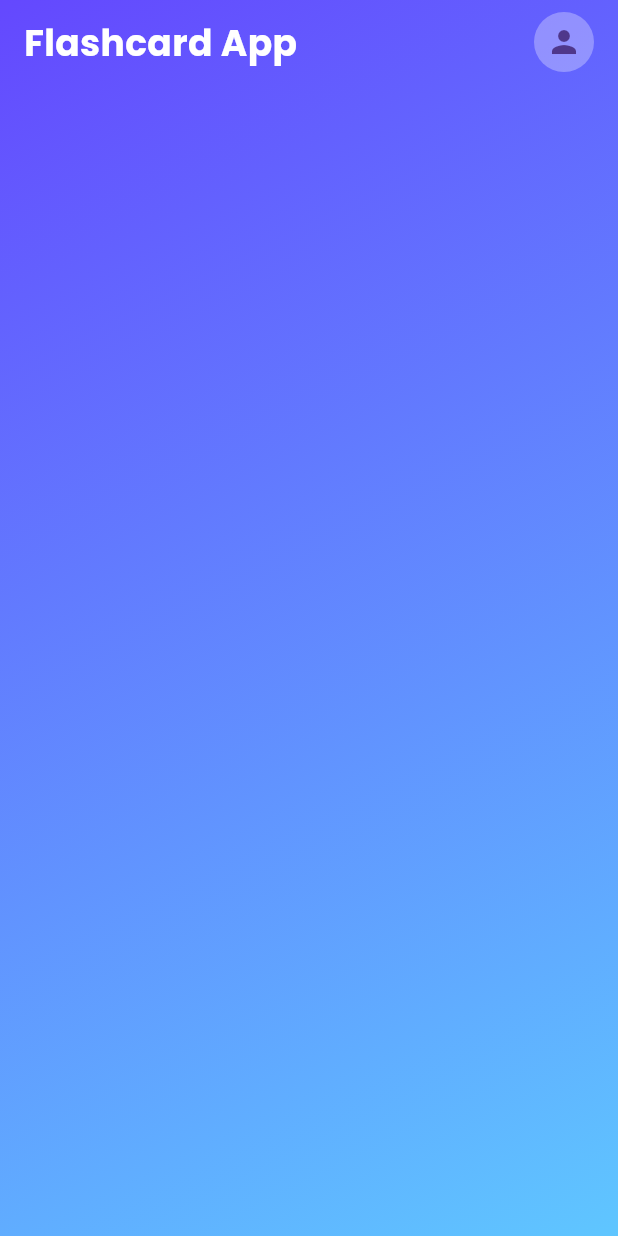
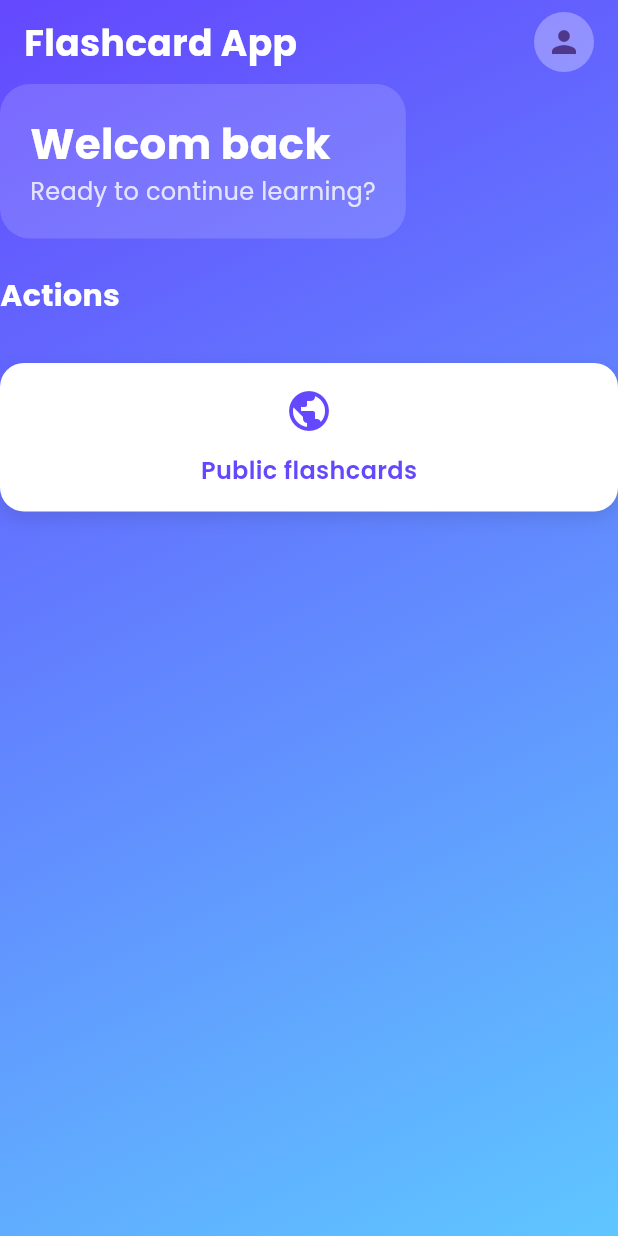
Before and after one commit to KhalilHen/flash-card, a Flutter app: the screen it shows after launch, on a phone screen of 412 x 824 dp. Run offline on Flutter 3.47's test engine with Material 3 defaults, Android fonts, the phone set to English and light mode, and no system bars; our stand-ins replace google_fonts, supabase, supabase_flutter; accounts and stored records are empty.

Commit message:
Added welcome container,  and action item

```diff
--- a/lib/pages/homepage.dart
+++ b/lib/pages/homepage.dart
@@ -18,7 +18,7 @@ class _HomepageState extends State<HomePage> {
        decoration: BoxDecoration(
         gradient: LinearGradient(begin: Alignment.topLeft,  end: Alignment.bottomRight, colors: [
 
-           Color(0xFF6448FE),
+            Color(0xFF6448FE),
               Color(0xFF5FC6FF),
         ])
        ),
@@ -28,6 +28,21 @@ class _HomepageState extends State<HomePage> {
       child: Column(
         children: [
           customAppBar(),
+          // SizedBox(height: 24,),
+          Expanded(
+          child: SingleChildScrollView(
+
+            child: Column(
+              crossAxisAlignment: CrossAxisAlignment.start,
+              children: [
+                welcomeContainer(),
+                SizedBox(height: 24,),
+                actionsContainer(context),
+
+              ],
+
+            ),
+          ),)
         ],
       )
 
@@ -46,6 +61,8 @@ class _HomepageState extends State<HomePage> {
         children: [
           Text("Flashcard App", style: GoogleFonts.poppins(fontSize: 24, fontWeight: FontWeight.bold, color: Colors.white)),
 
+    // TODO Add here a iconbutton to change the   theme style.
+      // IconButton(onPressed: () {}, icon: Icon(Icons.circle_)),
           CircleAvatar(
                 backgroundColor: Colors.white.withAlpha(77),
 
@@ -56,4 +73,88 @@ class _HomepageState extends State<HomePage> {
       ),
     );
   }
+
+  Widget welcomeContainer() {
+
+     return Container(
+      padding: EdgeInsets.all(20),
+      decoration: BoxDecoration(
+        color: Colors.white.withAlpha(38),
+        borderRadius: BorderRadius.circular(20),
+      ),
+      child: Column(
+        crossAxisAlignment: CrossAxisAlignment.start,
+        children: [
+          //TODO Later add when user is logged in output: "Welcome back" else just "Welcome"
+          Text("Welcom back", style: GoogleFonts.poppins(fontSize: 28, fontWeight: FontWeight.bold, color: Colors.white),)
+,
+            Text("Ready to continue learning?", style: GoogleFonts.poppins(fontSize: 16, color: Colors.white.withAlpha(204)),)
+
+
+        ],
+      ),
+     );
+  }
+
+
+   Widget actionsContainer(BuildContext context) {
+
+    return Column(
+
+      crossAxisAlignment: CrossAxisAlignment.start,
+      children: [
+       //* Maby change this into "Quik actions" not sure yet
+        Text("Actions", style: GoogleFonts.poppins(fontSize: 20, color: Colors.white,  fontWeight: FontWeight.bold))
+      ,
+        SizedBox(height: 30,)
+      , Row(
+
+        children: [
+          Expanded(child:  actionButton(context, "Public flashcards", Icons.public , () {} ,    ),),
+
+        ],
+      )
+      ],
+    );
+  }
+  Widget actionButton(BuildContext context, String title,  IconData icon, VoidCallback ontap,) {
+
+
+    return GestureDetector(
+
+      onTap: ontap,
+      child: Container(
+        padding: EdgeInsets.all(16),
+        decoration: BoxDecoration(
+          color: Colors.white,
+          borderRadius:  BorderRadius.circular(16),
+          boxShadow: [
+
+            BoxShadow(color: Colors.black.withOpacity(0.1),
+            blurRadius: 10,
+            offset: Offset(0, 4)
+            )
+
+
+          ]
+        ),
+child: Column(
+  mainAxisSize:  MainAxisSize.min,
+
+  children: [
+    Icon(icon, size: 32,
+
+                  color: Color(0xFF6448FE),
+
+    ),
+    SizedBox(height: 12,),
+    Text(title, style:  GoogleFonts.poppins(fontSize: 16, fontWeight: FontWeight.w600,                 color: Color(0xFF6448FE),
+ ),)
+  ],
+),
+      ),
+    );
+  }
+
+
 }
```
